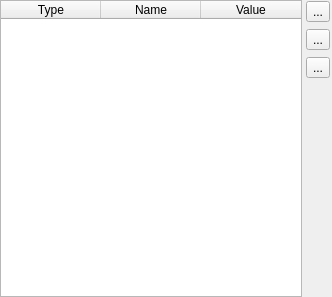
Before: the Qt Designer form newmemberswidget.ui in chrismanning/ddvs, drawn with Qt 5.
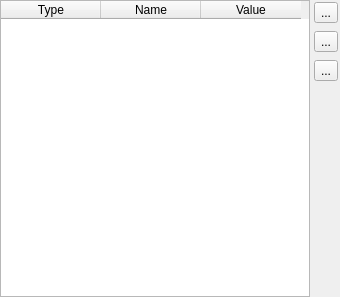
After: the same form once the commit is applied. Icons and pictures are not drawn.

Commit message: Modify some widget minimum sizes to be more compatible with linux. Add c++11 support (qt-4.8+)

What changed in the file:
```diff
--- a/newmemberswidget.ui
+++ b/newmemberswidget.ui
@@ -6,7 +6,7 @@
    <rect>
     <x>0</x>
     <y>0</y>
-    <width>330</width>
+    <width>332</width>
     <height>297</height>
    </rect>
   </property>
@@ -36,7 +36,7 @@
     <widget class="QTableWidget" name="tableWidget">
      <property name="minimumSize">
       <size>
-       <width>302</width>
+       <width>310</width>
        <height>0</height>
       </size>
      </property>
@@ -79,8 +79,8 @@
        <rect>
         <x>0</x>
         <y>0</y>
-        <width>27</width>
-        <height>80</height>
+        <width>28</width>
+        <height>85</height>
        </rect>
       </property>
       <layout class="QVBoxLayout" name="verticalLayout">
```
The commit also changes 2 other files.
